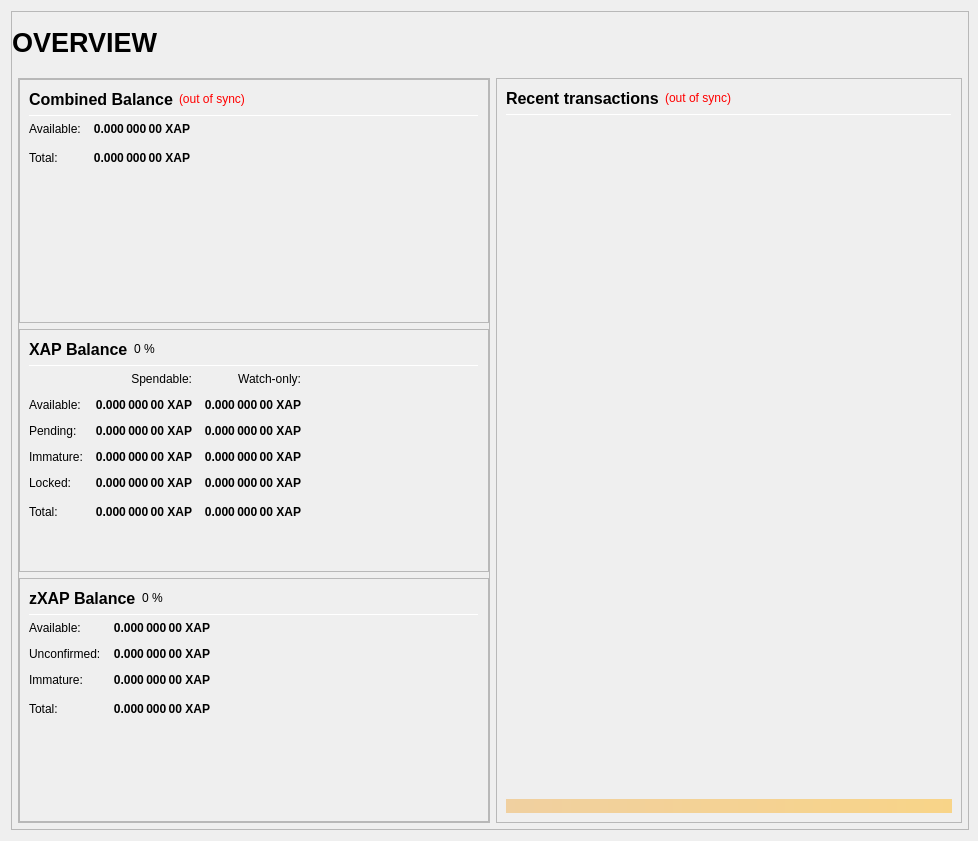
apollondeveloper/ApollonCore, file src/qt/forms/overviewpage.ui: the form before one commit.
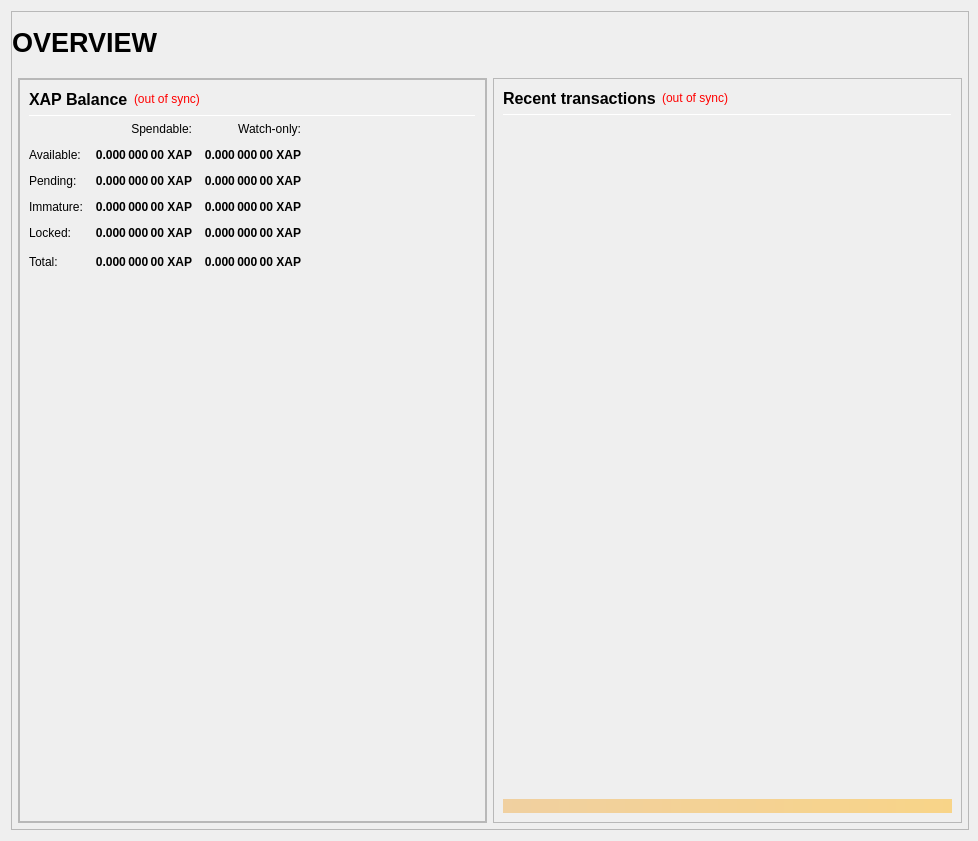
The form after the commit.

Diff of the .ui file:
```diff
--- a/src/qt/forms/overviewpage.ui
+++ b/src/qt/forms/overviewpage.ui
@@ -200,7 +200,7 @@
                  <property name="frameShadow">
                   <enum>QFrame::Raised</enum>
                  </property>
-                 <layout class="QVBoxLayout" name="verticalLayout" stretch="0,0,0">
+                 <layout class="QVBoxLayout" name="verticalLayout" stretch="0">
                   <property name="leftMargin">
                    <number>0</number>
                   </property>
@@ -214,24 +214,18 @@
                    <number>0</number>
                   </property>
                   <item>
-                   <widget class="QFrame" name="frame_CombinedBalances">
-                    <property name="minimumSize">
-                     <size>
-                      <width>470</width>
-                      <height>0</height>
-                     </size>
-                    </property>
+                   <widget class="QFrame" name="frame_Balances">
                     <property name="frameShape">
                      <enum>QFrame::StyledPanel</enum>
                     </property>
                     <property name="frameShadow">
                      <enum>QFrame::Raised</enum>
                     </property>
-                    <layout class="QVBoxLayout" name="verticalLayout_5">
+                    <layout class="QVBoxLayout" name="verticalLayout_4">
                      <item>
-                      <layout class="QHBoxLayout" name="horizontalLayout_5" stretch="0,0,0">
+                      <layout class="QHBoxLayout" name="horizontalLayout_4">
                        <item>
-                        <widget class="QLabel" name="label_5z">
+                        <widget class="QLabel" name="label_5">
                          <property name="minimumSize">
                           <size>
                            <width>0</width>
@@ -249,7 +243,7 @@
                           <string>Combined Balance (including unconfirmed and immature coins)</string>
                          </property>
                          <property name="text">
-                          <string>Combined Balance</string>
+                          <string>XAP Balance</string>
                          </property>
                         </widget>
                        </item>
@@ -273,178 +267,6 @@
                         </widget>
                        </item>
                        <item>
-                        <spacer name="horizontalSpacer_1">
-                         <property name="orientation">
-                          <enum>Qt::Horizontal</enum>
-                         </property>
-                         <property name="sizeHint" stdset="0">
-                          <size>
-                           <width>40</width>
-                           <height>20</height>
-                          </size>
-                         </property>
-                        </spacer>
-                       </item>
-                      </layout>
-                     </item>
-                     <item>
-                      <widget class="Line" name="line_CombinedBalance">
-                       <property name="minimumSize">
-                        <size>
-                         <width>0</width>
-                         <height>1</height>
-                        </size>
-                       </property>
-                       <property name="maximumSize">
-                        <size>
-                         <width>16777215</width>
-                         <height>1</height>
-                        </size>
-                       </property>
-                       <property name="orientation">
-                        <enum>Qt::Horizontal</enum>
-                       </property>
-                      </widget>
-                     </item>
-                     <item>
-                      <layout class="QGridLayout" name="gridLayout_3">
-                       <property name="spacing">
-                        <number>12</number>
-                       </property>
-                       <item row="1" column="0">
-                        <widget class="QLabel" name="labelBalanceTextz">
-                         <property name="text">
-                          <string>Available:</string>
-                         </property>
-                        </widget>
-                       </item>
-                       <item row="1" column="1">
-                        <widget class="QLabel" name="labelBalancez">
-                         <property name="font">
-                          <font>
-                           <weight>75</weight>
-                           <bold>true</bold>
-                          </font>
-                         </property>
-                         <property name="cursor">
-                          <cursorShape>IBeamCursor</cursorShape>
-                         </property>
-                         <property name="toolTip">
-                          <string>Your current spendable balance</string>
-                         </property>
-                         <property name="text">
-                          <string notr="true">0.000 000 00 XAP</string>
-                         </property>
-                         <property name="alignment">
-                          <set>Qt::AlignRight|Qt::AlignTrailing|Qt::AlignVCenter</set>
-                         </property>
-                         <property name="textInteractionFlags">
-                          <set>Qt::LinksAccessibleByMouse|Qt::TextSelectableByKeyboard|Qt::TextSelectableByMouse</set>
-                         </property>
-                        </widget>
-                       </item>
-                       <item row="2" column="0">
-                        <widget class="QLabel" name="labelTotalTextz">
-                         <property name="text">
-                          <string>Total:</string>
-                         </property>
-                        </widget>
-                       </item>
-                       <item row="2" column="1">
-                        <widget class="QLabel" name="labelTotalz">
-                         <property name="font">
-                          <font>
-                           <weight>75</weight>
-                           <bold>true</bold>
-                          </font>
-                         </property>
-                         <property name="cursor">
-                          <cursorShape>IBeamCursor</cursorShape>
-                         </property>
-                         <property name="toolTip">
-                          <string>Total Balance, including all unavailable coins.</string>
-                         </property>
-                         <property name="text">
-                          <string notr="true">0.000 000 00 XAP</string>
-                         </property>
-                         <property name="alignment">
-                          <set>Qt::AlignRight|Qt::AlignTrailing|Qt::AlignVCenter</set>
-                         </property>
-                         <property name="textInteractionFlags">
-                          <set>Qt::LinksAccessibleByMouse|Qt::TextSelectableByKeyboard|Qt::TextSelectableByMouse</set>
-                         </property>
-                        </widget>
-                       </item>
-                       <item row="2" column="3">
-                        <spacer name="horizontalSpacer_2">
-                         <property name="orientation">
-                          <enum>Qt::Horizontal</enum>
-                         </property>
-                         <property name="sizeHint" stdset="0">
-                          <size>
-                           <width>40</width>
-                           <height>20</height>
-                          </size>
-                         </property>
-                        </spacer>
-                       </item>
-                      </layout>
-                     </item>
-                     <item>
-                      <spacer name="verticalSpacer_1">
-                       <property name="orientation">
-                        <enum>Qt::Vertical</enum>
-                       </property>
-                       <property name="sizeHint" stdset="0">
-                        <size>
-                         <width>20</width>
-                         <height>40</height>
-                        </size>
-                       </property>
-                      </spacer>
-                     </item>
-                    </layout>
-                   </widget>
-                  </item>
-                  <item>
-                   <widget class="QFrame" name="frame_Balances">
-                    <property name="frameShape">
-                     <enum>QFrame::StyledPanel</enum>
-                    </property>
-                    <property name="frameShadow">
-                     <enum>QFrame::Raised</enum>
-                    </property>
-                    <layout class="QVBoxLayout" name="verticalLayout_4">
-                     <item>
-                      <layout class="QHBoxLayout" name="horizontalLayout_4">
-                       <item>
-                        <widget class="QLabel" name="label_5">
-                         <property name="minimumSize">
-                          <size>
-                           <width>0</width>
-                           <height>20</height>
-                          </size>
-                         </property>
-                         <property name="font">
-                          <font>
-                           <pointsize>12</pointsize>
-                           <weight>75</weight>
-                           <bold>true</bold>
-                          </font>
-                         </property>
-                         <property name="text">
-                          <string>XAP Balance</string>
-                         </property>
-                        </widget>
-                       </item>
-                       <item>
-                        <widget class="QLabel" name="labelXAPPercent">
-                         <property name="text">
-                          <string notr="true">0 %</string>
-                         </property>
-                        </widget>
-                       </item>
-                       <item>
                         <spacer name="horizontalSpacer_3">
                          <property name="orientation">
                           <enum>Qt::Horizontal</enum>
@@ -825,242 +647,6 @@
                     </layout>
                    </widget>
                   </item>
-                  <item>
-                   <widget class="QFrame" name="frame_ZerocoinBalances">
-                    <property name="frameShape">
-                     <enum>QFrame::StyledPanel</enum>
-                    </property>
-                    <property name="frameShadow">
-                     <enum>QFrame::Raised</enum>
-                    </property>
-                    <layout class="QVBoxLayout" name="verticalLayout_7">
-                     <item>
-                      <layout class="QHBoxLayout" name="horizontalLayout_8" stretch="0,0,0">
-                       <item>
-                        <widget class="QLabel" name="label_5z_3">
-                         <property name="minimumSize">
-                          <size>
-                           <width>0</width>
-                           <height>20</height>
-                          </size>
-                         </property>
-                         <property name="font">
-                          <font>
-                           <pointsize>12</pointsize>
-                           <weight>75</weight>
-                           <bold>true</bold>
-                          </font>
-                         </property>
-                         <property name="text">
-                          <string>zXAP Balance</string>
-                         </property>
-                        </widget>
-                       </item>
-                       <item>
-                        <widget class="QLabel" name="labelzXAPPercent">
-                         <property name="text">
-                          <string notr="true">0 %</string>
-                         </property>
-                        </widget>
-                       </item>
-                       <item>
-                        <spacer name="horizontalSpacer_11">
-                         <property name="orientation">
-                          <enum>Qt::Horizontal</enum>
-                         </property>
-                         <property name="sizeHint" stdset="0">
-                          <size>
-                           <width>40</width>
-                           <height>20</height>
-                          </size>
-                         </property>
-                        </spacer>
-                       </item>
-                      </layout>
-                     </item>
-                     <item>
-                      <widget class="Line" name="line_ZerocoinBalance">
-                       <property name="minimumSize">
-                        <size>
-                         <width>0</width>
-                         <height>1</height>
-                        </size>
-                       </property>
-                       <property name="maximumSize">
-                        <size>
-                         <width>16777215</width>
-                         <height>1</height>
-                        </size>
-                       </property>
-                       <property name="orientation">
-                        <enum>Qt::Horizontal</enum>
-                       </property>
-                      </widget>
-                     </item>
-                     <item>
-                      <layout class="QGridLayout" name="gridLayout_5">
-                       <property name="spacing">
-                        <number>12</number>
-                       </property>
-                       <item row="1" column="0">
-                        <widget class="QLabel" name="labelzBalanceMatureText">
-                         <property name="toolTip">
-                          <string>Mature: more than 20 confirmation and more than 1 mint of the same denomination after it was minted.
-These zXAP are spendable.</string>
-                         </property>
-                         <property name="text">
-                          <string>Available:</string>
-                         </property>
-                        </widget>
-                       </item>
-                       <item row="1" column="1">
-                        <widget class="QLabel" name="labelzBalanceMature">
-                         <property name="font">
-                          <font>
-                           <weight>75</weight>
-                           <bold>true</bold>
-                          </font>
-                         </property>
-                         <property name="toolTip">
-                          <string>Mature: more than 20 confirmation and more than 1 mint of the same denomination after it was minted.
-These zXAP are spendable.</string>
-                         </property>
-                         <property name="text">
-                          <string notr="true">0.000 000 00 XAP</string>
-                         </property>
-                         <property name="alignment">
-                          <set>Qt::AlignRight|Qt::AlignTrailing|Qt::AlignVCenter</set>
-                         </property>
-                        </widget>
-                       </item>
-                       <item row="2" column="0">
-                        <widget class="QLabel" name="labelzBalanceUnconfirmedText">
-                         <property name="toolTip">
-                          <string>Unconfirmed: less than 20 confirmations
-Immature: confirmed, but less than 1 mint of the same denomination after it was minted</string>
-                         </property>
-                         <property name="text">
-                          <string>Unconfirmed:</string>
-                         </property>
-                        </widget>
-                       </item>
-                       <item row="2" column="1">
-                        <widget class="QLabel" name="labelzBalanceUnconfirmed">
-                         <property name="font">
-                          <font>
-                           <weight>75</weight>
-                           <bold>true</bold>
-                          </font>
-                         </property>
-                         <property name="toolTip">
-                          <string>Unconfirmed: less than 20 confirmations
-Immature: confirmed, but less than 1 mint of the same denomination after it was minted</string>
-                         </property>
-                         <property name="text">
-                          <string notr="true">0.000 000 00 XAP</string>
-                         </property>
-                         <property name="alignment">
-                          <set>Qt::AlignRight|Qt::AlignTrailing|Qt::AlignVCenter</set>
-                         </property>
-                        </widget>
-                       </item>
-                       <item row="3" column="0">
-                        <widget class="QLabel" name="labelzBalanceImmatureText">
-                         <property name="toolTip">
-                          <string>Unconfirmed: less than 20 confirmations
-Immature: confirmed, but less than 1 mint of the same denomination after it was minted</string>
-                         </property>
-                         <property name="text">
-                          <string>Immature:</string>
-                         </property>
-                        </widget>
-                       </item>
-                       <item row="3" column="1">
-                        <widget class="QLabel" name="labelzBalanceImmature">
-                         <property name="font">
-                          <font>
-                           <weight>75</weight>
-                           <bold>true</bold>
-                          </font>
-                         </property>
-                         <property name="toolTip">
-                          <string>Unconfirmed: less than 20 confirmations
-Immature: confirmed, but less than 1 mint of the same denomination after it was minted</string>
-                         </property>
-                         <property name="text">
-                          <string notr="true">0.000 000 00 XAP</string>
-                         </property>
-                         <property name="alignment">
-                          <set>Qt::AlignRight|Qt::AlignTrailing|Qt::AlignVCenter</set>
-                         </property>
-                        </widget>
-                       </item>
-                       <item row="4" column="0">
-                        <widget class="QLabel" name="labelzBalanceText">
-                         <property name="toolTip">
-                          <string>Your current zXAP balance, unconfirmed and immature zXAP included.</string>
-                         </property>
-                         <property name="text">
-                          <string>Total:</string>
-                         </property>
-                        </widget>
-                       </item>
-                       <item row="4" column="1">
-                        <widget class="QLabel" name="labelzBalance">
-                         <property name="font">
-                          <font>
-                           <weight>75</weight>
-                           <bold>true</bold>
-                          </font>
-                         </property>
-                         <property name="cursor">
-                          <cursorShape>IBeamCursor</cursorShape>
-                         </property>
-                         <property name="toolTip">
-                          <string>Your current zXAP balance, unconfirmed and immature zXAP included.</string>
-                         </property>
-                         <property name="text">
-                          <string notr="true">0.000 000 00 XAP</string>
-                         </property>
-                         <property name="alignment">
-                          <set>Qt::AlignRight|Qt::AlignTrailing|Qt::AlignVCenter</set>
-                         </property>
-                         <property name="textInteractionFlags">
-                          <set>Qt::LinksAccessibleByMouse|Qt::TextSelectableByKeyboard|Qt::TextSelectableByMouse</set>
-                         </property>
-                        </widget>
-                       </item>
-                       <item row="4" column="2">
-                        <spacer name="horizontalSpacer_4">
-                         <property name="orientation">
-                          <enum>Qt::Horizontal</enum>
-                         </property>
-                         <property name="sizeHint" stdset="0">
-                          <size>
-                           <width>40</width>
-                           <height>20</height>
-                          </size>
-                         </property>
-                        </spacer>
-                       </item>
-                      </layout>
-                     </item>
-                     <item>
-                      <spacer name="verticalSpacer_4">
-                       <property name="orientation">
-                        <enum>Qt::Vertical</enum>
-                       </property>
-                       <property name="sizeHint" stdset="0">
-                        <size>
-                         <width>20</width>
-                         <height>40</height>
-                        </size>
-                       </property>
-                      </spacer>
-                     </item>
-                    </layout>
-                   </widget>
-                  </item>
                  </layout>
                 </widget>
                </item>
```
Left out of the diff: 3 changed lines with no effect on the pictures.
